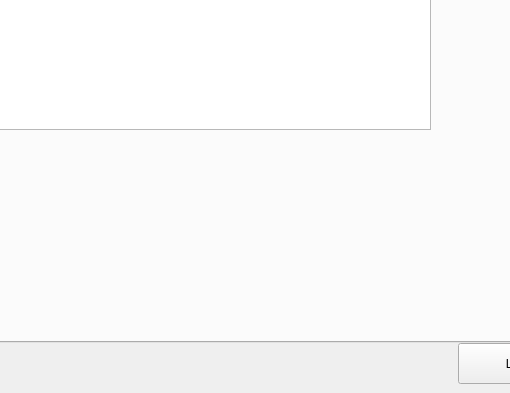
Qt form Project2/manager_member_database.ui (tdragon00/CS1C_Project_2) before a commit; both pictures show x 582 to 1092 and y 257 to 650 of the 1250 by 650 pixel window.
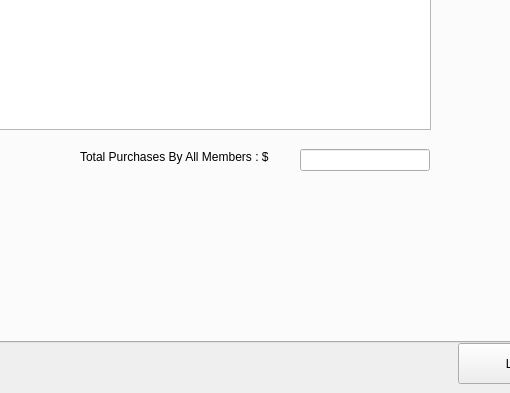
The same form after that commit. The open tabs and pages were chosen to show the change.

Commit message: added the total for all the things bought by all members

The edit to the form file:
```diff
--- a/Project2/manager_member_database.ui
+++ b/Project2/manager_member_database.ui
@@ -172,6 +172,29 @@
       <bool>true</bool>
      </property>
     </widget>
+    <widget class="QLineEdit" name="TotalPurchaseEdit">
+     <property name="geometry">
+      <rect>
+       <x>830</x>
+       <y>330</y>
+       <width>130</width>
+       <height>22</height>
+      </rect>
+     </property>
+    </widget>
+    <widget class="QLabel" name="label_11">
+     <property name="geometry">
+      <rect>
+       <x>610</x>
+       <y>330</y>
+       <width>221</width>
+       <height>16</height>
+      </rect>
+     </property>
+     <property name="text">
+      <string>Total Purchases By All Members : $</string>
+     </property>
+    </widget>
    </widget>
    <widget class="QWidget" name="tab_2">
     <attribute name="title">
```
Left out of the diff: 2 changed lines with no effect on the pictures. The commit also changes 2 other files.
